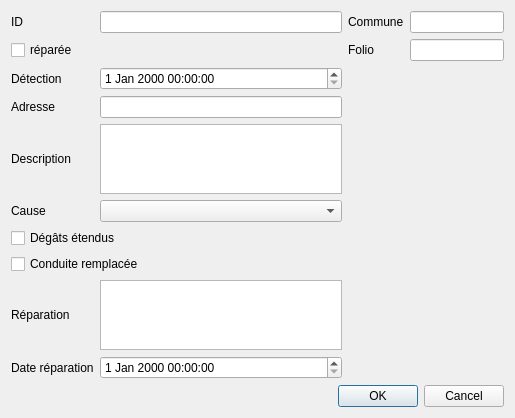
This is qgis-project/ui_forms/leak.ui in qwat/QWAT as Qt 5 draws it before an edit. The edited form follows.
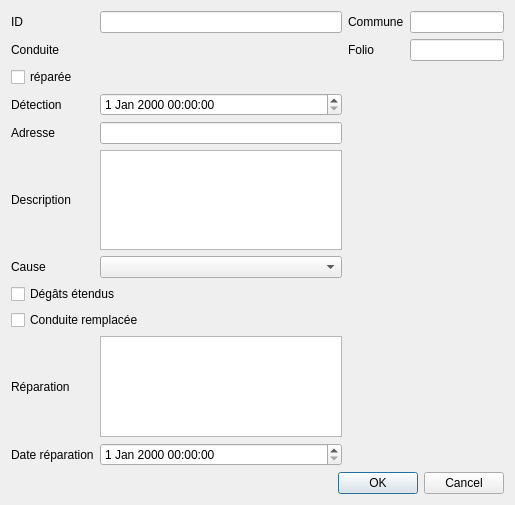
This is the edited form. Custom widgets are drawn as their Qt base class.

Commit message: leaks: add relation reference widget for fk_pipe

What changed in the file:
```diff
--- a/qgis-project/ui_forms/leak.ui
+++ b/qgis-project/ui_forms/leak.ui
@@ -7,20 +7,13 @@
     <x>0</x>
     <y>0</y>
     <width>515</width>
-    <height>402</height>
+    <height>505</height>
    </rect>
   </property>
   <property name="windowTitle">
    <string>Fuite</string>
   </property>
   <layout class="QGridLayout" name="gridLayout">
-   <item row="5" column="0">
-    <widget class="QLabel" name="label_9">
-     <property name="text">
-      <string>Description</string>
-     </property>
-    </widget>
-   </item>
    <item row="0" column="2">
     <widget class="QLabel" name="label_2">
      <property name="text">
@@ -28,47 +21,23 @@
      </property>
     </widget>
    </item>
-   <item row="0" column="1">
-    <widget class="QLineEdit" name="id"/>
-   </item>
-   <item row="8" column="0" colspan="2">
-    <widget class="QCheckBox" name="pipe_replaced">
-     <property name="text">
-      <string>Conduite remplacée</string>
-     </property>
-    </widget>
-   </item>
-   <item row="0" column="0">
-    <widget class="QLabel" name="label">
-     <property name="text">
-      <string>ID</string>
-     </property>
-    </widget>
-   </item>
-   <item row="1" column="2">
-    <widget class="QLabel" name="label_3">
-     <property name="text">
-      <string>Folio</string>
-     </property>
-    </widget>
-   </item>
-   <item row="1" column="3">
-    <widget class="QLineEdit" name="_printmaps"/>
-   </item>
-   <item row="5" column="1">
-    <widget class="QPlainTextEdit" name="description"/>
-   </item>
-   <item row="6" column="0">
+   <item row="7" column="0">
     <widget class="QLabel" name="label_5">
      <property name="text">
       <string>Cause</string>
      </property>
     </widget>
    </item>
-   <item row="10" column="1">
+   <item row="7" column="1">
+    <widget class="QComboBox" name="fk_cause"/>
+   </item>
+   <item row="11" column="1">
     <widget class="QgsDateTimeEdit" name="repair_date"/>
    </item>
-   <item row="12" column="1" colspan="3">
+   <item row="5" column="1">
+    <widget class="QLineEdit" name="address"/>
+   </item>
+   <item row="13" column="1" colspan="3">
     <widget class="QDialogButtonBox" name="buttonBox">
      <property name="orientation">
       <enum>Qt::Horizontal</enum>
@@ -78,67 +47,108 @@
      </property>
     </widget>
    </item>
-   <item row="6" column="1">
-    <widget class="QComboBox" name="fk_cause"/>
-   </item>
-   <item row="4" column="1">
-    <widget class="QLineEdit" name="address"/>
-   </item>
-   <item row="10" column="0">
-    <widget class="QLabel" name="label_11">
-     <property name="text">
-      <string>Date réparation</string>
-     </property>
-    </widget>
-   </item>
-   <item row="4" column="0">
-    <widget class="QLabel" name="label_8">
-     <property name="text">
-      <string>Adresse</string>
-     </property>
-    </widget>
-   </item>
    <item row="0" column="3">
     <widget class="QLineEdit" name="_district"/>
    </item>
-   <item row="9" column="1">
+   <item row="5" column="0">
+    <widget class="QLabel" name="label_8">
+     <property name="text">
+      <string>Adresse</string>
+     </property>
+    </widget>
+   </item>
+   <item row="11" column="0">
+    <widget class="QLabel" name="label_11">
+     <property name="text">
+      <string>Date réparation</string>
+     </property>
+    </widget>
+   </item>
+   <item row="10" column="1">
     <widget class="QPlainTextEdit" name="repair"/>
    </item>
-   <item row="1" column="0" colspan="2">
+   <item row="2" column="0" colspan="2">
     <widget class="QCheckBox" name="_repaired">
      <property name="text">
       <string>réparée</string>
      </property>
     </widget>
    </item>
-   <item row="3" column="1">
+   <item row="4" column="1">
     <widget class="QgsDateTimeEdit" name="detection_date">
      <property name="allowNull">
       <bool>false</bool>
      </property>
     </widget>
    </item>
-   <item row="9" column="0">
+   <item row="10" column="0">
     <widget class="QLabel" name="label_10">
      <property name="text">
       <string>Réparation</string>
      </property>
     </widget>
    </item>
-   <item row="3" column="0">
+   <item row="4" column="0">
     <widget class="QLabel" name="label_7">
      <property name="text">
       <string>Détection</string>
      </property>
     </widget>
    </item>
-   <item row="7" column="0" colspan="2">
+   <item row="8" column="0" colspan="2">
     <widget class="QCheckBox" name="widespread_damage">
      <property name="text">
       <string>Dégâts étendus</string>
      </property>
     </widget>
    </item>
+   <item row="6" column="0">
+    <widget class="QLabel" name="label_9">
+     <property name="text">
+      <string>Description</string>
+     </property>
+    </widget>
+   </item>
+   <item row="0" column="1">
+    <widget class="QLineEdit" name="id"/>
+   </item>
+   <item row="9" column="0" colspan="2">
+    <widget class="QCheckBox" name="pipe_replaced">
+     <property name="text">
+      <string>Conduite remplacée</string>
+     </property>
+    </widget>
+   </item>
+   <item row="0" column="0">
+    <widget class="QLabel" name="label">
+     <property name="text">
+      <string>ID</string>
+     </property>
+    </widget>
+   </item>
+   <item row="6" column="1">
+    <widget class="QPlainTextEdit" name="description"/>
+   </item>
+   <item row="1" column="1">
+    <widget class="QgsRelationReferenceWidget" name="fk_pipe"/>
+   </item>
+   <item row="1" column="3">
+    <widget class="QLineEdit" name="_printmaps"/>
+   </item>
+   <item row="1" column="2">
+    <widget class="QLabel" name="label_3">
+     <property name="text">
+      <string>Folio</string>
+     </property>
+    </widget>
+   </item>
+   <item row="1" column="0">
+    <widget class="QLabel" name="label_4">
+     <property name="text">
+      <string>Conduite</string>
+     </property>
+    </widget>
+   </item>
   </layout>
  </widget>
  <customwidgets>
@@ -147,6 +157,11 @@
    <extends>QDateTimeEdit</extends>
    <header>qgsdatetimeedit.h</header>
   </customwidget>
+  <customwidget>
+   <class>QgsRelationReferenceWidget</class>
+   <extends>QWidget</extends>
+   <header>qgsrelationreferencewidget.h</header>
+  </customwidget>
  </customwidgets>
  <resources/>
  <connections>
```
